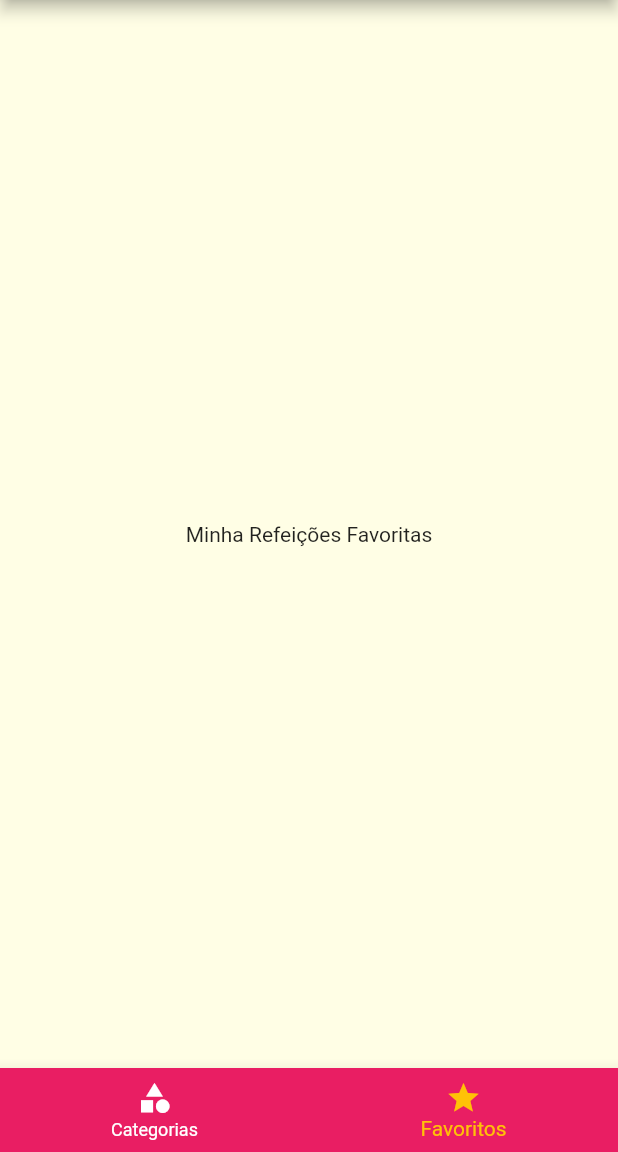
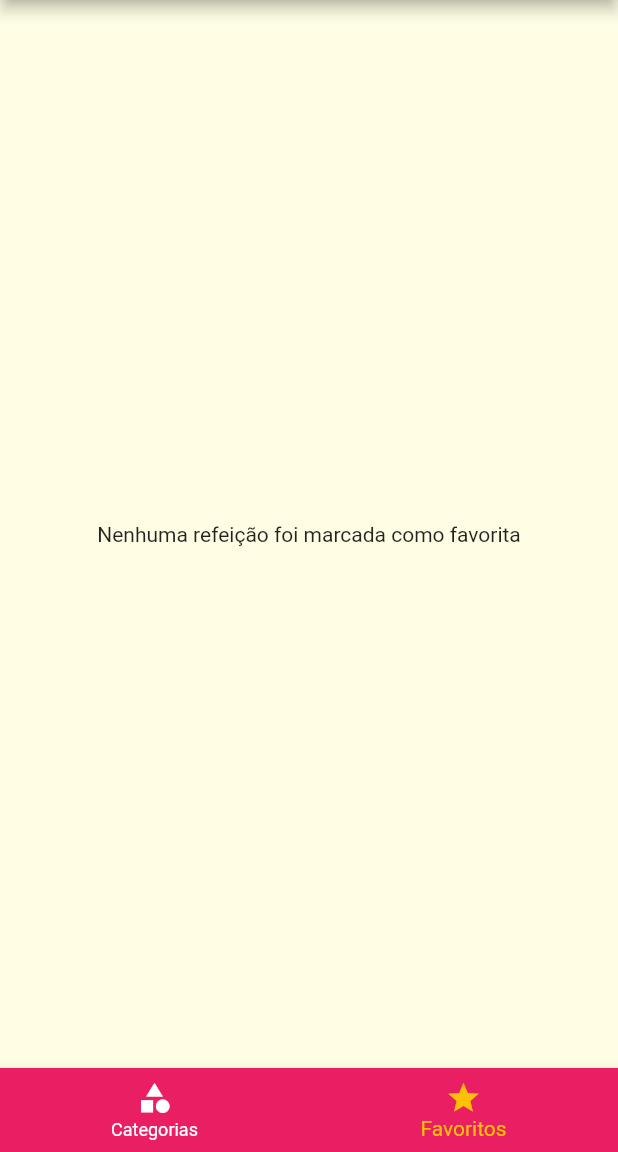
Before and after one commit to AfonsoMachado/meals_app, a Flutter app: the screen it shows after launch, item 2 of the bottom bar chosen, on a phone screen of 412 x 824 dp, the part 84-1236 px from its top. Run offline on Flutter 3.47's test engine with Material 2 defaults, Android fonts, the phone set to English and light mode, and no system bars.

Commit message:
feat: create favorites screen

```diff
--- a/lib/main.dart
+++ b/lib/main.dart
@@ -23,6 +23,7 @@ class _MyAppState extends State<MyApp> {
   // Variável global das configurações de filtro
   Settings settings = Settings();
   List<Meal> _availableMeals = dummyMeals;
+  List<Meal> _favoriteMeals = [];
 
   // Aplicando o filtro nos dados
   void _filterMeals(Settings settings) {
@@ -40,6 +41,19 @@ class _MyAppState extends State<MyApp> {
             !filterVegetarian;
       }).toList();
     });
+  }
+
+  // Adicionando ou removendo refeição favorita
+  void _toggleFavorite(Meal meal) {
+    setState(() {
+      _favoriteMeals.contains(meal)
+          ? _favoriteMeals.remove(meal)
+          : _favoriteMeals.add(meal);
+    });
+  }
+
+  bool _isFavorite(Meal meal) {
+    return _favoriteMeals.contains(meal);
   }
 
   @override
@@ -62,10 +76,11 @@ class _MyAppState extends State<MyApp> {
       ),
       routes: {
         // Rota inicial padrão
-        AppRoutes.home: (ctx) => const TabsScreen(),
+        AppRoutes.home: (ctx) => TabsScreen(_favoriteMeals),
         AppRoutes.categoriesMeals: (ctx) =>
             CategoriesMealsScreen(_availableMeals),
-        AppRoutes.mealDetail: (ctx) => const MealDetailScreen(),
+        AppRoutes.mealDetail: (ctx) =>
+            MealDetailScreen(_toggleFavorite, _isFavorite),
         AppRoutes.settings: (ctx) => SettingsScreen(settings, _filterMeals),
       },
     );
--- a/lib/screens/favorite_screen.dart
+++ b/lib/screens/favorite_screen.dart
@@ -1,12 +1,25 @@
 import 'package:flutter/material.dart';
+import 'package:meals_app/components/meal_item.dart';
+import 'package:meals_app/models/meal.dart';
 
 class FavoriteScreen extends StatelessWidget {
-  const FavoriteScreen({super.key});
+  final List<Meal> favoriteMeals;
+
+  const FavoriteScreen(this.favoriteMeals, {Key? key}) : super(key: key);
 
   @override
   Widget build(BuildContext context) {
-    return const Center(
-      child: Text('Minha Refeições Favoritas'),
-    );
+    if (favoriteMeals.isEmpty) {
+      return const Center(
+        child: Text('Nenhuma refeição foi marcada como favorita'),
+      );
+    } else {
+      return ListView.builder(
+        itemBuilder: (ctx, index) {
+          return MealItem(favoriteMeals[index]);
+        },
+        itemCount: favoriteMeals.length,
+      );
+    }
   }
 }
--- a/lib/screens/settings_screen.dart
+++ b/lib/screens/settings_screen.dart
@@ -29,6 +29,7 @@ class _SettingsScreenState extends State<SettingsScreen> {
       value: value,
       onChanged: (value) {
         onChanged(value);
+        // widget.[...] acessa métodos do StatefulWidget
         widget.onSettingsChange(settings);
       },
       title: Text(title),
--- a/lib/screens/tabs_screen.dart
+++ b/lib/screens/tabs_screen.dart
@@ -1,10 +1,13 @@
 import 'package:flutter/material.dart';
 import 'package:meals_app/components/main_drawer.dart';
+import 'package:meals_app/models/meal.dart';
 import 'package:meals_app/screens/categories_screen.dart';
 import 'package:meals_app/screens/favorite_screen.dart';
 
 class TabsScreen extends StatefulWidget {
-  const TabsScreen({super.key});
+  final List<Meal> favoriteMeals;
+
+  const TabsScreen(this.favoriteMeals, {super.key});
 
   @override
   State<TabsScreen> createState() => _TabsScreenState();
@@ -12,10 +15,19 @@ class TabsScreen extends StatefulWidget {
 
 class _TabsScreenState extends State<TabsScreen> {
   int _selectedScreenIndex = 0;
-  final List<Map<String, Object>> _screens = [
-    {'title': 'Lista de Categorias', 'screen': const CategoriesScreen()},
-    {'title': 'Meus Favoritos', 'screen': const FavoriteScreen()},
-  ];
+  late List<Map<String, Object>> _screens;
+
+  @override
+  void initState() {
+    super.initState();
+    _screens = [
+      {'title': 'Lista de Categorias', 'screen': const CategoriesScreen()},
+      {
+        'title': 'Meus Favoritos',
+        'screen': FavoriteScreen(widget.favoriteMeals)
+      },
+    ];
+  }
 
   _selectScreen(int index) {
     setState(() {
```
Also changed, not shown: lib/screens/meal_detail_screen.dart (+7 -4 lines).
